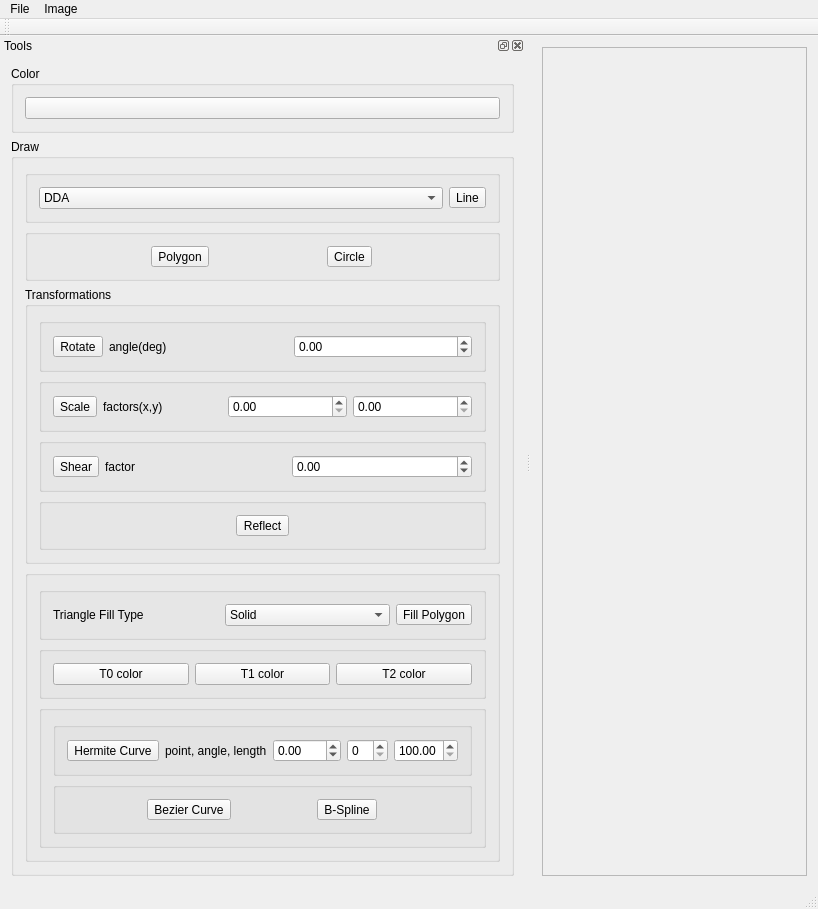
Before: the Qt Designer form src/ImageViewer.ui in bozhenakv555/pg_ImageViewer, drawn with Qt 5.
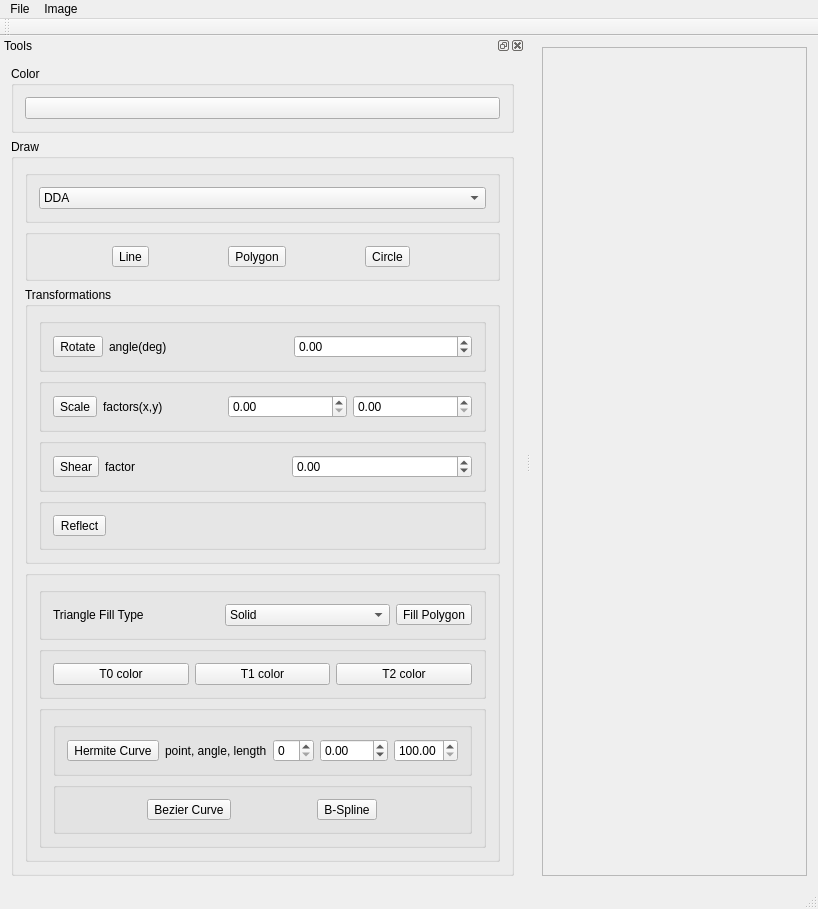
After: the same form once the commit is applied.

What changed in the file:
```diff
--- a/src/ImageViewer.ui
+++ b/src/ImageViewer.ui
@@ -107,6 +107,16 @@
            <string/>
           </property>
           <layout class="QHBoxLayout" name="horizontalLayout_3">
+           <item>
+            <widget class="QToolButton" name="toolButtonDrawLine">
+             <property name="text">
+              <string>Line</string>
+             </property>
+             <property name="checkable">
+              <bool>true</bool>
+             </property>
+            </widget>
+           </item>
            <item>
             <widget class="QToolButton" name="toolButtonDrawPolygon">
              <property name="text">
@@ -153,16 +163,6 @@
              </item>
             </widget>
            </item>
-           <item>
-            <widget class="QToolButton" name="toolButtonDrawLine">
-             <property name="text">
-              <string>Line</string>
-             </property>
-             <property name="checkable">
-              <bool>true</bool>
-             </property>
-            </widget>
-           </item>
           </layout>
          </widget>
         </item>
@@ -272,7 +272,7 @@
              <property name="title">
               <string/>
              </property>
-             <layout class="QHBoxLayout" name="horizontalLayout_5">
+             <layout class="QVBoxLayout" name="verticalLayout_4">
               <item>
                <widget class="QToolButton" name="tbSymmetry">
                 <property name="text">
@@ -396,6 +396,9 @@
                    </property>
                   </widget>
                  </item>
+                 <item>
+                  <widget class="QSpinBox" name="sbPointIndex"/>
+                 </item>
                  <item>
                   <widget class="QDoubleSpinBox" name="dsbVectorAngle">
                    <property name="minimum">
@@ -406,9 +409,6 @@
                    </property>
                   </widget>
                  </item>
-                 <item>
-                  <widget class="QSpinBox" name="sbPointIndex"/>
-                 </item>
                  <item>
                   <widget class="QDoubleSpinBox" name="dsbVectorLength">
                    <property name="minimum">
```
Left out of the diff: 3 changed lines with no effect on the pictures.
